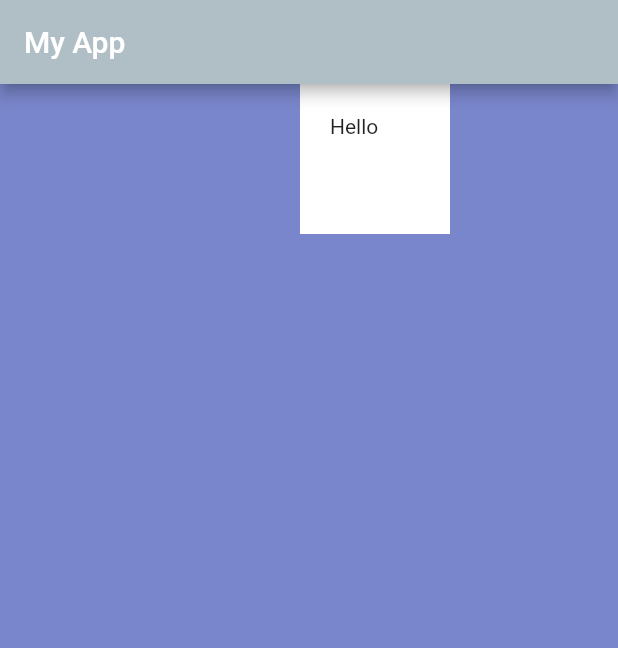
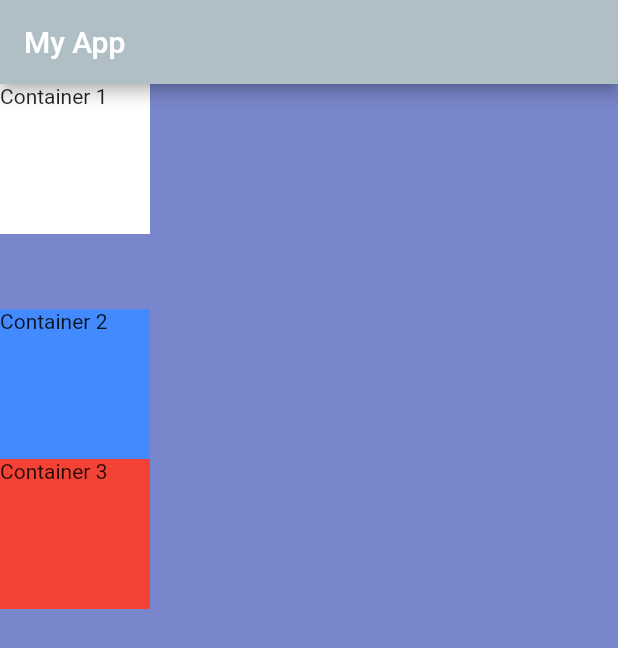
Before and after one commit to david7838/jessicaTeam_flutter_demo, a Flutter app: the screen it shows after launch, on a phone screen of 412 x 824 dp. Shown: the top 648 px of the screen. Run offline on Flutter 3.47's test engine with Material 2 defaults, Android fonts, the phone set to English and light mode, and no system bars.

Commit message:
demo06: column & row

```diff
--- a/lib/main.dart
+++ b/lib/main.dart
@@ -17,16 +17,41 @@ class MyApp extends StatelessWidget {
           title: const Text('My App'),
         ),
         body: SafeArea(
-          child: Container(
-            height: 100.0,
-            width: 100.0,
-            // margin: const EdgeInsets.all(20.0),
-            // margin: const EdgeInsets.symmetric(vertical: 50.0, horizontal: 20.0),
-            // margin: const EdgeInsets.fromLTRB(100.0, 40.0, 50.0, 200.0),
-            margin: const EdgeInsets.only(left: 200.0),
-            padding: const EdgeInsets.all(20.0),
-            color: Colors.white,
-            child: const Text('Hello'),
+          child: Column(
+            //mainAxisSize: MainAxisSize.min,           //確認layout
+            // verticalDirection: VerticalDirection.up, //從下往上開始
+            // mainAxisAlignment: MainAxisAlignment.end, //最下方開始對齊
+            // mainAxisAlignment: MainAxisAlignment.center, //中間開始對齊
+            //mainAxisAlignment: MainAxisAlignment.spaceBetween, //平均分割
+            crossAxisAlignment: CrossAxisAlignment
+                .end, //新增一個container with inifinty width,強制讓所有container靠右對齊
+            children: [
+              Container(
+                height: 100.0,
+                width: 100.0,
+                color: Colors.white,
+                child: const Text('Container 1 '),
+              ),
+              const SizedBox(
+                height: 50.0,
+              ), //增加空間
+              Container(
+                width: 100.0,
+                height: 100.0,
+                color: Colors.blueAccent,
+                child: const Text('Container 2 '),
+              ),
+              Container(
+                width: 100.0,
+                height: 100.0,
+                color: Colors.red,
+                child: const Text('Container 3 '),
+              ),
+              //Container(
+              //  width: double.infinity,
+              //  height: 10.0,
+              //)
+            ],
           ),
         ),
       ),
```
